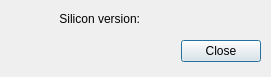
The window that src/informationdialog.ui (bloguetronica/cp2130-conf) describes before a commit, drawn with Qt 5.
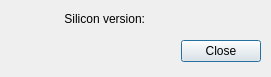
The same window after the commit. Icons and pictures are not drawn.

What changed in the file:
```diff
--- a/src/informationdialog.ui
+++ b/src/informationdialog.ui
@@ -55,12 +55,12 @@
     <set>QDialogButtonBox::Close</set>
    </property>
   </widget>
-  <widget class="QLabel" name="labelSiliconVersionLabel">
+  <widget class="QLabel" name="labelSiliconVersion">
    <property name="geometry">
     <rect>
      <x>10</x>
      <y>10</y>
-     <width>130</width>
+     <width>135</width>
      <height>17</height>
     </rect>
    </property>
@@ -74,9 +74,9 @@
   <widget class="QLabel" name="labelSiliconVersion">
    <property name="geometry">
     <rect>
-     <x>145</x>
+     <x>150</x>
      <y>10</y>
-     <width>116</width>
+     <width>111</width>
      <height>17</height>
     </rect>
    </property>
```
Left out of the diff: 2 changed lines with no effect on the pictures.
